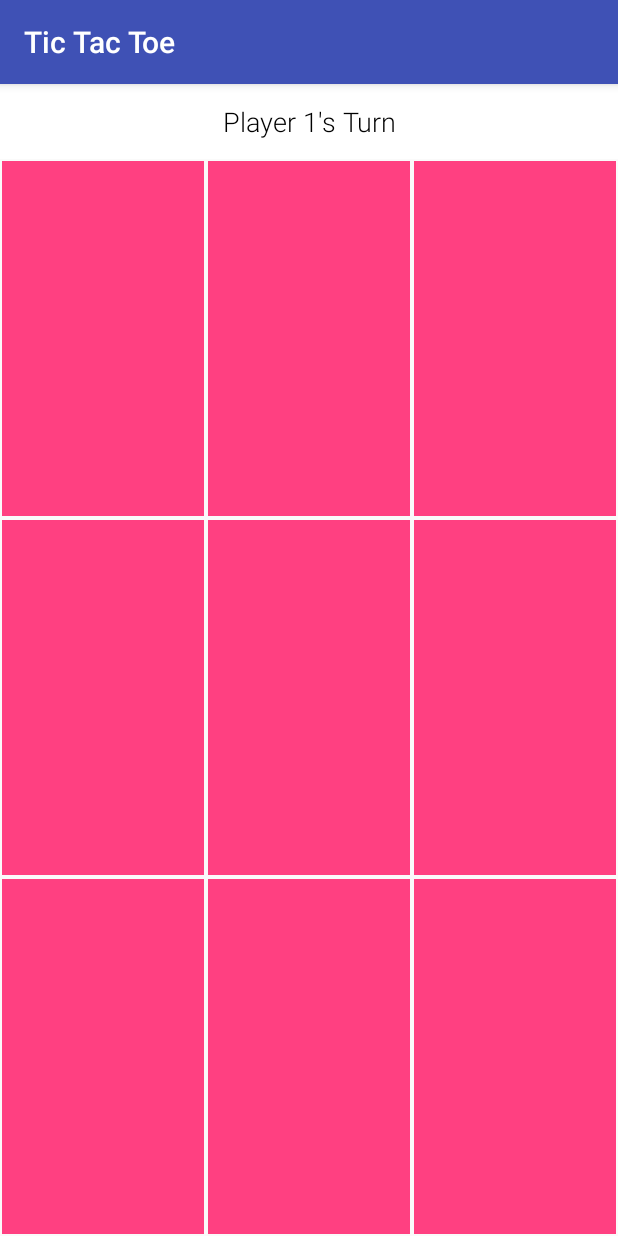
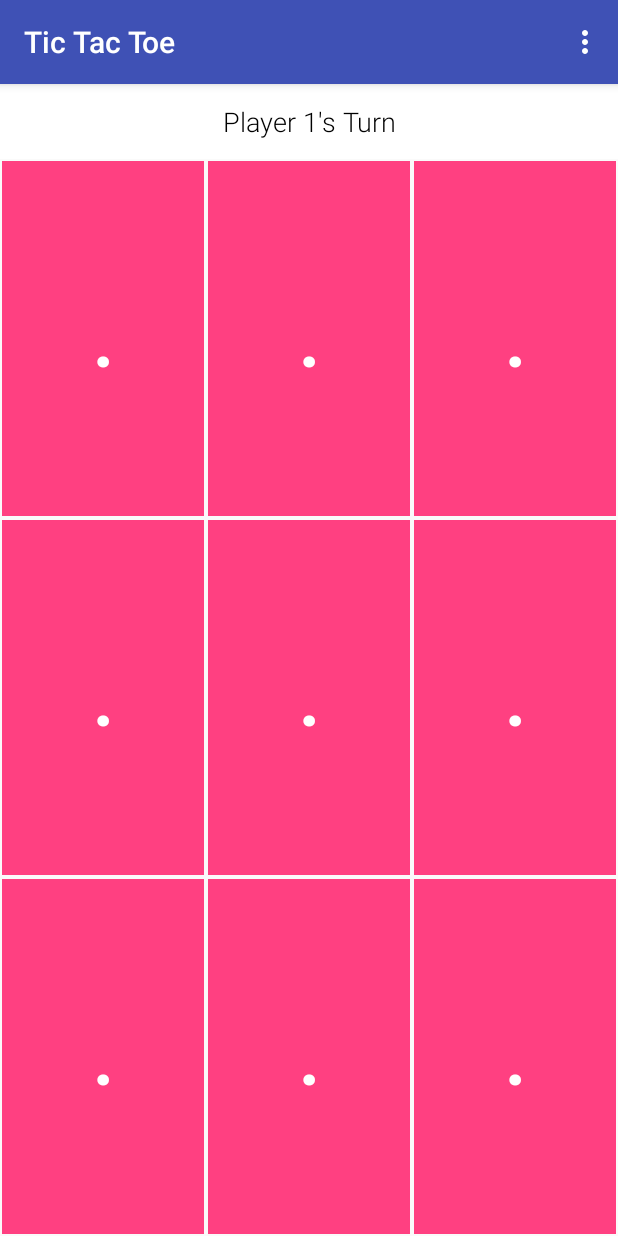
Before and after one commit to SeloSlav/tic-tac-toe, an Android app: the screen it shows after launch (MainActivity), on a phone screen of 412 x 824 dp. Run offline under Robolectric (Android 15) with nearby library versions, the phone set to English and light mode, and no system bars.

Commit message:
fix cell value clickability

```diff
--- a/app/src/main/java/com/martinerlic/tic_tac_toe/activity/MainActivity.java
+++ b/app/src/main/java/com/martinerlic/tic_tac_toe/activity/MainActivity.java
@@ -4,6 +4,9 @@ import android.os.Bundle;
 import android.support.v7.app.AppCompatActivity;
 import android.support.v7.widget.GridLayoutManager;
 import android.support.v7.widget.RecyclerView;
+import android.view.Menu;
+import android.view.MenuInflater;
+import android.view.MenuItem;
 import android.view.View;
 import android.widget.TextView;
 import android.widget.Toast;
@@ -21,6 +24,8 @@ public class MainActivity extends AppCompatActivity implements GridRecyclerAdapt
 
     GridRecyclerAdapter adapter;
     TextView playerHint;
+    public Player player1;
+    public Player player2;
 
 
     @Override
@@ -31,11 +36,11 @@ public class MainActivity extends AppCompatActivity implements GridRecyclerAdapt
         setContentView(R.layout.main_activity);
 
         /* Dummy cell position data */
-        String[] data = {"", "", "", "", "", "", "", "", ""};
+        String[] data = {".", ".", ".", ".", ".", ".", ".", ".", "."};
 
         /* Create players */
-        Player player1 = new Player("X", true, 0, false);
-        Player player2 = new Player("O", false, 0, false);
+        player1 = new Player("X", true, 0, false); // textValue, turn?, score, previousWinner?
+        player2 = new Player("O", false, 0, false);
 
         /* Initialize RecyclerView */
         RecyclerView recyclerView = (RecyclerView) findViewById(R.id.recyclerView);
@@ -49,29 +54,44 @@ public class MainActivity extends AppCompatActivity implements GridRecyclerAdapt
         initGameConditions(player1, player2);
 
         /* Start the game, check for completion conditions, etc. */
+        Toast.makeText(getApplicationContext(), "Let's Play!", Toast.LENGTH_SHORT).show();
         gameLoop(player1, player2);
     }
 
 
     private void initGameConditions(Player player1, Player player2) {
         player1.setTurn(true); // Give initial turn to Player 1
+        player2.setTurn(false); // Double-check that Player 2 does not have the inital turn
         playerHint = (TextView) findViewById(R.id.playerHint);
-        playerHint.setText(R.string.player_1_turn); // Indicate that it is Player 1's turn
-        Toast.makeText(getApplicationContext(), "Player 1 is " + player1.getTextValue(), Toast.LENGTH_LONG).show(); // Some introductory text
-        Toast.makeText(getApplicationContext(), "Player 2 is " + player2.getTextValue(), Toast.LENGTH_LONG).show();
+
+        // Toast.makeText(getApplicationContext(), "Player 1 is " + player1.getTextValue(), Toast.LENGTH_SHORT).show(); // Some introductory text
+        // Toast.makeText(getApplicationContext(), "Player 2 is " + player2.getTextValue(), Toast.LENGTH_SHORT).show();
     }
 
 
     private void gameLoop(Player player1, Player player2) {
-        Toast.makeText(getApplicationContext(), "Let's Play!", Toast.LENGTH_SHORT).show();
-
-
+        if (player1.isTurn()) {
+            playerHint.setText(R.string.player_1_turn); // Indicate that it is Player 1's turn
+        } else {
+            playerHint.setText(R.string.player_2_turn);
+        }
     }
 
 
     @Override
-    public void onItemClick(View view, int position) {
+    public void onItemClick(View itemView, int position) {
         Toast.makeText(getApplicationContext(), adapter.getItem(position), Toast.LENGTH_SHORT).show();
+
+        /* Set the value of the cell depending on which player has a turn */
+        if (player1.isTurn()) {
+            itemView.setOnClickListener(v -> {
+                playerHint.setText(R.string.player_1_turn);
+            });
+        } else {
+            itemView.setOnClickListener(v -> {
+                playerHint.setText(R.string.player_2_turn);
+            });
+        }
     }
 
 
@@ -87,23 +107,25 @@ public class MainActivity extends AppCompatActivity implements GridRecyclerAdapt
     }
 
 
-    /*private class Player {
-        private com.martinerlic.tic_tac_toe.model.Player player1;
-        private com.martinerlic.tic_tac_toe.model.Player player2;
+    @Override
+    public boolean onCreateOptionsMenu(Menu menu) {
+        MenuInflater inflater = getMenuInflater();
+        inflater.inflate(R.menu.menu_settings, menu);
 
-        com.martinerlic.tic_tac_toe.model.Player getPlayer1() {
-            return player1;
+        return true;
+    }
+
+
+    @Override
+    public boolean onOptionsItemSelected(MenuItem item) {
+        switch (item.getItemId()) {
+            /* Reset the game */
+            case R.id.reset:
+                initGameConditions(player1, player2);
+                break;
         }
+        return true;
+    }
 
-        com.martinerlic.tic_tac_toe.model.Player getPlayer2() {
-            return player2;
-        }
 
-        Player invoke() {
-            player1 = new com.martinerlic.tic_tac_toe.model.Player("X", true, 0, false);
-            player2 = new com.martinerlic.tic_tac_toe.model.Player("O", false, 0, false);
-
-            return this;
-        }
-    }*/
 }
--- a/app/src/main/java/com/martinerlic/tic_tac_toe/adapter/GridRecyclerAdapter.java
+++ b/app/src/main/java/com/martinerlic/tic_tac_toe/adapter/GridRecyclerAdapter.java
@@ -18,6 +18,7 @@ public class GridRecyclerAdapter extends RecyclerView.Adapter<GridRecyclerAdapte
     private int mColumns;
     private Player mPlayer1;
     private Player mPlayer2;
+    private Context mContext;
     private LayoutInflater mInflater;
     private ItemClickListener mClickListener;
 
@@ -29,6 +30,7 @@ public class GridRecyclerAdapter extends RecyclerView.Adapter<GridRecyclerAdapte
         this.mColumns = numColumns;
         this.mPlayer1 = player1;
         this.mPlayer2 = player2;
+        this.mContext = context;
     }
 
 
@@ -49,7 +51,7 @@ public class GridRecyclerAdapter extends RecyclerView.Adapter<GridRecyclerAdapte
     @Override
     public void onBindViewHolder(ViewHolder holder, int position) {
         String cell = mData[position];
-        holder.myTextView.setText(cell);
+        holder.cellTextView.setText(cell);
     }
 
 
@@ -62,29 +64,36 @@ public class GridRecyclerAdapter extends RecyclerView.Adapter<GridRecyclerAdapte
 
     /* Store cell views */
     class ViewHolder extends RecyclerView.ViewHolder implements View.OnClickListener {
-        TextView myTextView;
+        TextView cellTextView;
 
         ViewHolder(View itemView) {
             super(itemView);
-            myTextView = (TextView) itemView.findViewById(R.id.textView);
-            /*itemView.setOnClickListener(this);*/
+            cellTextView = (TextView) itemView.findViewById(R.id.textView);
+            itemView.setOnClickListener(this);
+            itemView.setOnClickListener(v -> {
+                if (!(cellTextView.getText().toString().isEmpty() || cellTextView.getText().toString().equals("."))) {
+                    Toast.makeText(mContext, "You cannot select this cell!", Toast.LENGTH_SHORT).show();
+                } else {
+                    if (mPlayer1.isTurn()) {
+                        cellTextView.setText(mPlayer1.getTextValue());
 
-            /* Set the value of the cell depending on which player has a turn */
-            if (mPlayer1.isTurn()) {
-                itemView.setOnClickListener(v -> {
-                    myTextView.setText(mPlayer1.getTextValue());
-                });
-            } else {
-                itemView.setOnClickListener(v -> {
-                    myTextView.setText(mPlayer2.getTextValue());
-                });
-            }
+                    /* Prepare next turn */
+                        mPlayer1.setTurn(false);
+                        mPlayer2.setTurn(true);
+                    } else {
+                        cellTextView.setText(mPlayer2.getTextValue());
+
+                    /* Prepare next turn */
+                        mPlayer2.setTurn(false);
+                        mPlayer1.setTurn(true);
+                    }
+                }
+            });
         }
 
         @Override
-        public void onClick(View view) {
-            /*if (mClickListener != null) mClickListener.onItemClick(view, getAdapterPosition());*/
-
+        public void onClick(View itemView) {
+            if (mClickListener != null) mClickListener.onItemClick(itemView, getAdapterPosition());
         }
     }
 
@@ -103,7 +112,7 @@ public class GridRecyclerAdapter extends RecyclerView.Adapter<GridRecyclerAdapte
 
     /* Implement method to respond to click events in MainActivity */
     public interface ItemClickListener {
-        void onItemClick(View view, int position);
+        void onItemClick(View itemView, int position);
     }
 
 
--- a/app/src/main/res/layout/recyclerview_item.xml
+++ b/app/src/main/res/layout/recyclerview_item.xml
@@ -11,6 +11,9 @@
         android:layout_width="match_parent"
         android:layout_height="match_parent"
         android:background="@color/colorAccent"
-        android:gravity="center" />
+        android:gravity="center"
+        android:textColor="@color/white"
+        android:textSize="@dimen/cell_text_size"
+        android:textStyle="bold" />
 
 </LinearLayout>
--- /dev/null
+++ b/app/src/main/res/menu/menu_settings.xml
@@ -0,0 +1,6 @@
+<?xml version="1.0" encoding="utf-8"?>
+<menu xmlns:android="http://schemas.android.com/apk/res/android">
+    <item
+        android:id="@+id/reset"
+        android:title="@string/reset_all" />
+</menu>
--- a/app/src/main/res/values/dimen.xml
+++ b/app/src/main/res/values/dimen.xml
@@ -3,4 +3,5 @@
     <dimen name="player_hint_topMargin">50dp</dimen>
     <dimen name="player_hint_title">18sp</dimen>
     <dimen name="cell_padding">1dp</dimen>
+    <dimen name="cell_text_size">48sp</dimen>
 </resources>
--- a/app/src/main/res/values/strings.xml
+++ b/app/src/main/res/values/strings.xml
@@ -3,4 +3,5 @@
     <string name="turn_hint">Turn Hint</string>
     <string name="player_1_turn">Player 1\'s Turn</string>
     <string name="player_2_turn">Player 2\'s Turn</string>
+    <string name="reset_all">Reset All</string>
 </resources>
```
